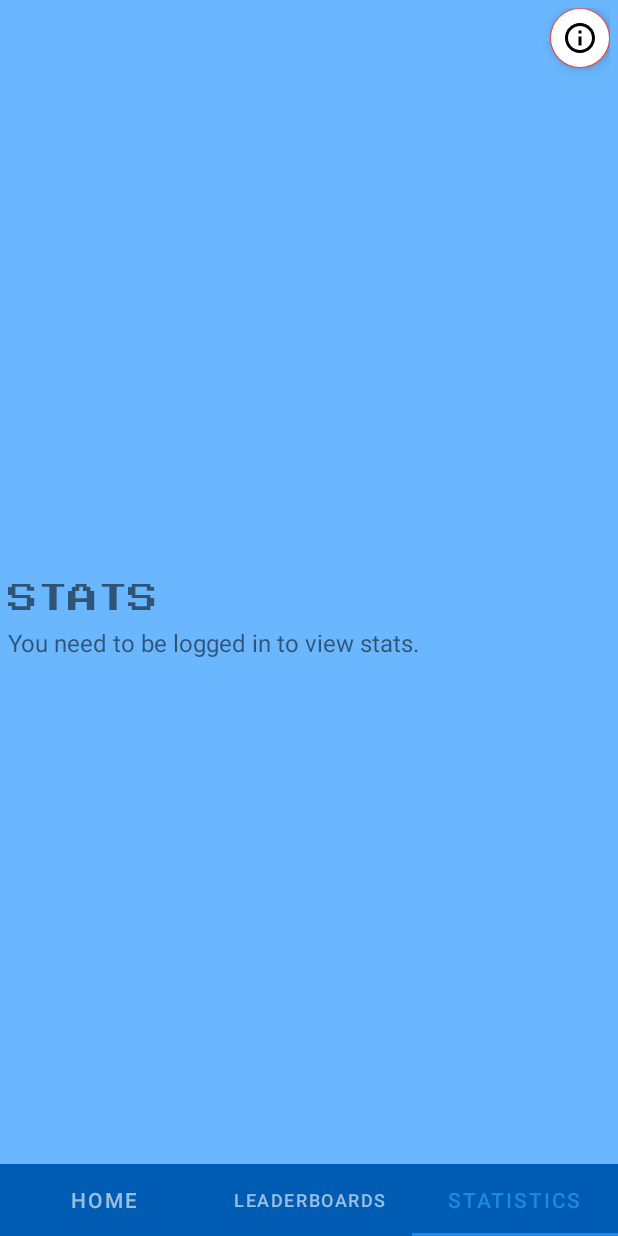
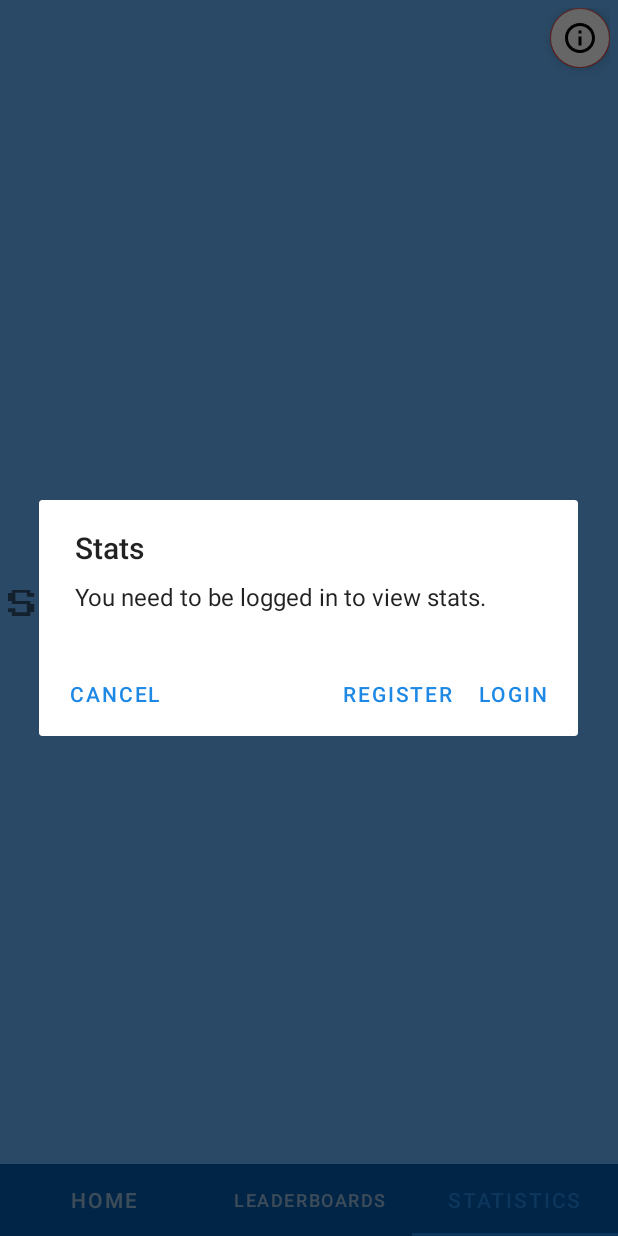
Before and after one commit to CrisF-98/PwnedMobile, an Android app: the screen it shows after launch (MainActivity), item 3 of the bottom bar chosen, on a phone screen of 412 x 824 dp. Run offline under Robolectric (Android 15) with nearby library versions, the phone set to English and light mode, and no system bars; our stand-ins replace Volley; libraries missing offline, so code that uses them is left out: io.socket.client, io.socket.engineio; network calls fail.

Commit message:
UX upgrade

```diff
--- a/app/src/main/java/com/example/thepwnedgame/LoginActivity.java
+++ b/app/src/main/java/com/example/thepwnedgame/LoginActivity.java
@@ -174,6 +174,8 @@ public class LoginActivity extends AppCompatActivity {
 
     @Override
     public boolean onOptionsItemSelected(@NonNull MenuItem item) {
+        /*Intent backToHome = new Intent(this, MainActivity.class);
+        startActivity(backToHome);*/
         this.finish();
         return true;
     }
--- a/app/src/main/java/com/example/thepwnedgame/RegisterActivity.java
+++ b/app/src/main/java/com/example/thepwnedgame/RegisterActivity.java
@@ -179,6 +179,8 @@ public class RegisterActivity extends AppCompatActivity {
 
     @Override
     public boolean onOptionsItemSelected(@NonNull MenuItem item) {
+        /*Intent backToHome = new Intent(this, MainActivity.class);
+        startActivity(backToHome);*/
         this.finish();
         return true;
     }
--- a/app/src/main/java/com/example/thepwnedgame/StatisticFragment.java
+++ b/app/src/main/java/com/example/thepwnedgame/StatisticFragment.java
@@ -1,7 +1,9 @@
 package com.example.thepwnedgame;
 
 import android.app.Activity;
+import android.app.AlertDialog;
 import android.content.Context;
+import android.content.DialogInterface;
 import android.content.Intent;
 import android.content.SharedPreferences;
 import android.net.ConnectivityManager;
@@ -30,6 +32,7 @@ import com.android.volley.VolleyError;
 import com.android.volley.toolbox.JsonObjectRequest;
 import com.android.volley.toolbox.Volley;
 import com.example.thepwnedgame.leaderboards.ScoreItem;
+import com.google.android.material.progressindicator.CircularProgressIndicator;
 
 import org.json.JSONArray;
 import org.json.JSONException;
@@ -56,6 +59,9 @@ public class StatisticFragment extends Fragment {
     private String userId;
     private String jwt;
     private String usernameString;
+    private String errorMessage;
+    private CircularProgressIndicator progressIndicator;
+    private int progress;
 
     @Nullable
     @Override
@@ -69,6 +75,7 @@ public class StatisticFragment extends Fragment {
         final Activity activity = getActivity();
         if (activity != null){
             if(Utilities.isUserLoggedIn(activity.getApplication())) {
+                progressIndicator = view.findViewById(R.id.indicator);
                 jwt = activity.getSharedPreferences("UserData", 0).getString("JWT", "");
                 Log.d("first jwt", jwt);
                 userId = activity.getSharedPreferences("UserData", 0).getString("id", "");
@@ -96,11 +103,15 @@ public class StatisticFragment extends Fragment {
             } else {
                 if(Locale.getDefault().getDisplayLanguage().contains("it")) {
                     String text = "Devi essere loggato per visualizzare le statistiche.";
-                    ((TextView) view.findViewById(R.id.helloTextView)).setText(text);
+                    //((TextView) view.findViewById(R.id.helloTextView)).setText(text);
+                    errorMessage = text;
                 } else {
                     String text = "You need to be logged in to view stats.";
-                    ((TextView) view.findViewById(R.id.helloTextView)).setText(text);
+                    //((TextView) view.findViewById(R.id.helloTextView)).setText(text);
+                    errorMessage = text;
                 }
+                buildDialog();
+                view.findViewById(R.id.helloTextView).setVisibility(GONE);
                 view.findViewById(R.id.usernameStatsTextView).setVisibility(GONE);
                 view.findViewById(R.id.yourAverageTextView).setVisibility(GONE);
                 view.findViewById(R.id.averagePoints).setVisibility(GONE);
@@ -122,6 +133,36 @@ public class StatisticFragment extends Fragment {
                 view.findViewById(R.id.thirdScore).setVisibility(GONE);
             }
         }
+    }
+
+    private void buildDialog() {
+        AlertDialog.Builder builder = new AlertDialog.Builder(getActivity());
+        builder.setMessage(errorMessage)
+                .setTitle("Stats")
+                .setPositiveButton(R.string.login, new DialogInterface.OnClickListener() {
+                    @Override
+                    public void onClick(DialogInterface dialog, int which) {
+                        Intent goToLogin = new Intent(getActivity(), LoginActivity.class);
+                        startActivity(goToLogin);
+                        //getActivity().finish();
+                    }
+                })
+                .setNeutralButton(R.string.cancel, new DialogInterface.OnClickListener() {
+                    @Override
+                    public void onClick(DialogInterface dialog, int which) {
+                        dialog.dismiss();
+                    }
+                })
+                .setNegativeButton(R.string.register, new DialogInterface.OnClickListener() {
+                    @Override
+                    public void onClick(DialogInterface dialog, int which) {
+                        Intent goToRegister = new Intent(getActivity(), RegisterActivity.class);
+                        startActivity(goToRegister);
+                        //getActivity().finish();
+                    }
+                });
+        AlertDialog dialog = builder.create();
+        dialog.show();
     }
 
     private void loadscores(View view) {
@@ -183,14 +224,16 @@ public class StatisticFragment extends Fragment {
                 } catch (JSONException e) {
                     e.printStackTrace();
                 }
-
+                progress--;
+                if(progress==0){
+                    progressIndicator.hide();
+                }
             }
         }, new Response.ErrorListener() {
             @Override
             public void onErrorResponse(VolleyError error) {
                 Log.d("stats", "error");
                 jwt = getActivity().getSharedPreferences("UserData", 0).getString("JWT", "");
-                //TODO: richiesta di refresh, in onResponse rifare la richiesta
                 JSONObject body = new JSONObject();
                 try {
                     body.put("token", jwt);
@@ -287,6 +330,10 @@ public class StatisticFragment extends Fragment {
                             ((TextView)view.findViewById(R.id.highestComment)).setText(toDisplay);
                         }
                     }
+                    progress--;
+                    if(progress==0){
+                        progressIndicator.hide();
+                    }
                 } catch (JSONException e) {
                     e.printStackTrace();
                 }
@@ -351,6 +398,8 @@ public class StatisticFragment extends Fragment {
     }
 
     private void loadtop1000() {
+        progress = 3;
+        progressIndicator.show();
         final String url = "https://pwnedgame.azurewebsites.net/api/leaderboards/arcade?period="+PERIOD+"&limit=1000";
         JsonObjectRequest request = new JsonObjectRequest(Request.Method.GET, url, null, new Response.Listener<JSONObject>() {
             @Override
@@ -365,6 +414,7 @@ public class StatisticFragment extends Fragment {
                         fullScores.add(new ScoreItem(position, item.getString("username"), item.getInt("score")));
                         position++;
                     }
+                    progress--;
                     loadstats(getView());
                     unregisterNetworkCallback();
                 } catch (JSONException e) {
--- a/app/src/main/res/layout/stat_fragment.xml
+++ b/app/src/main/res/layout/stat_fragment.xml
@@ -4,6 +4,18 @@
     android:layout_height="match_parent"
     xmlns:app="http://schemas.android.com/apk/res-auto"
    >
+
+    <com.google.android.material.progressindicator.CircularProgressIndicator
+        android:layout_width="wrap_content"
+        android:layout_height="wrap_content"
+        app:layout_constraintTop_toTopOf="parent"
+        app:layout_constraintBottom_toBottomOf="parent"
+        android:id="@+id/indicator"
+        android:indeterminate="true"
+        app:trackColor="@color/white"
+        app:layout_constraintStart_toStartOf="parent"
+        app:layout_constraintEnd_toEndOf="parent"
+        />
 
     <TextView
         android:layout_width="match_parent"
--- a/app/src/main/res/values/strings.xml
+++ b/app/src/main/res/values/strings.xml
@@ -51,4 +51,5 @@
     <string name="have_fun">Have fun!</string>
     <string name="got_it">GOT IT</string>
     <string name="choose_period">Choose period:</string>
+    <string name="cancel">Cancel</string>
 </resources>
```
Also changed, not shown: app/src/main/java/com/example/thepwnedgame/LeaderBoardsFragment.java (+8 -0 lines), app/src/main/res/layout/leaderboards_fragment.xml (+12 -0 lines), 1 other file.
